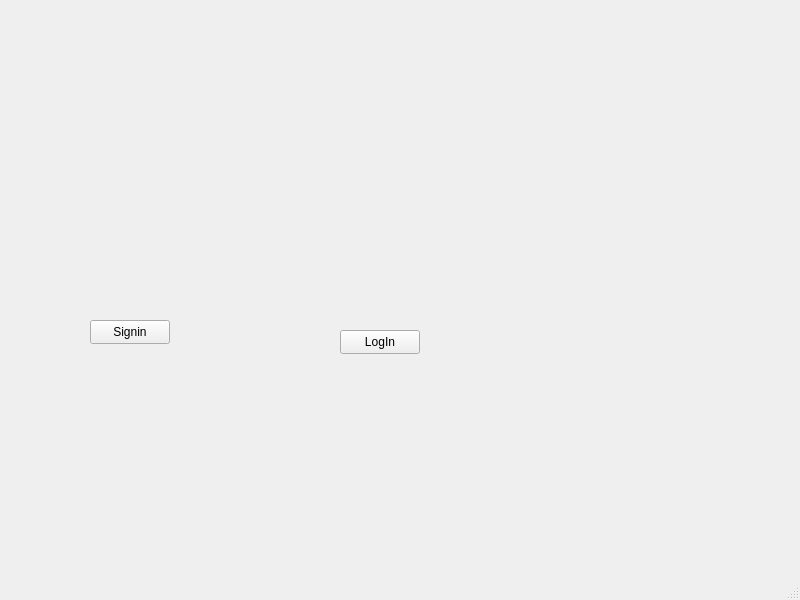
First picture: the form in IsraelEthanTaehgCS106point2/loginpage.ui, repository israelBlackyb/IETMCS106.2, before the edit.
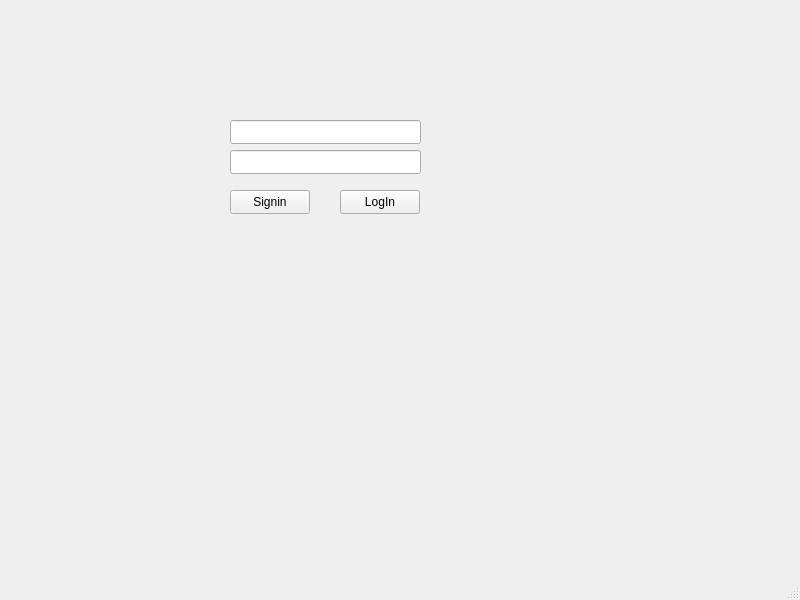
Second picture: the form after the edit.

```diff
--- a/IsraelEthanTaehgCS106point2/loginpage.ui
+++ b/IsraelEthanTaehgCS106point2/loginpage.ui
@@ -17,8 +17,8 @@
    <widget class="QPushButton" name="sign">
     <property name="geometry">
      <rect>
-      <x>90</x>
-      <y>320</y>
+      <x>230</x>
+      <y>190</y>
       <width>80</width>
       <height>24</height>
      </rect>
@@ -31,7 +31,7 @@
     <property name="geometry">
      <rect>
       <x>340</x>
-      <y>330</y>
+      <y>190</y>
       <width>80</width>
       <height>24</height>
      </rect>
@@ -40,6 +40,26 @@
      <string>LogIn</string>
     </property>
    </widget>
+   <widget class="QLineEdit" name="userField">
+    <property name="geometry">
+     <rect>
+      <x>230</x>
+      <y>120</y>
+      <width>191</width>
+      <height>24</height>
+     </rect>
+    </property>
+   </widget>
+   <widget class="QLineEdit" name="passField">
+    <property name="geometry">
+     <rect>
+      <x>230</x>
+      <y>150</y>
+      <width>191</width>
+      <height>24</height>
+     </rect>
+    </property>
+   </widget>
   </widget>
   <widget class="QMenuBar" name="menubar">
    <property name="geometry">
```
